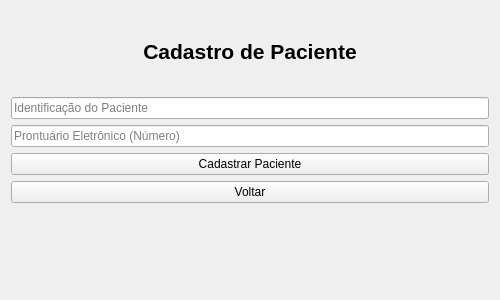
The window that ui/cadastro_paciente.ui (Zaldef/Project-K) describes before a commit, drawn with Qt 5.
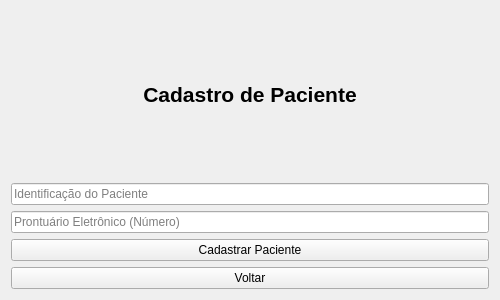
The same window after the commit.

```diff
--- a/ui/cadastro_paciente.ui
+++ b/ui/cadastro_paciente.ui
@@ -55,13 +55,6 @@
      </property>
     </widget>
    </item>
-   <item>
-    <widget class="QLabel" name="labelMensagem">
-     <property name="text">
-      <string></string>
-     </property>
-    </widget>
-   </item>
   </layout>
  </widget>
 </ui>
```
